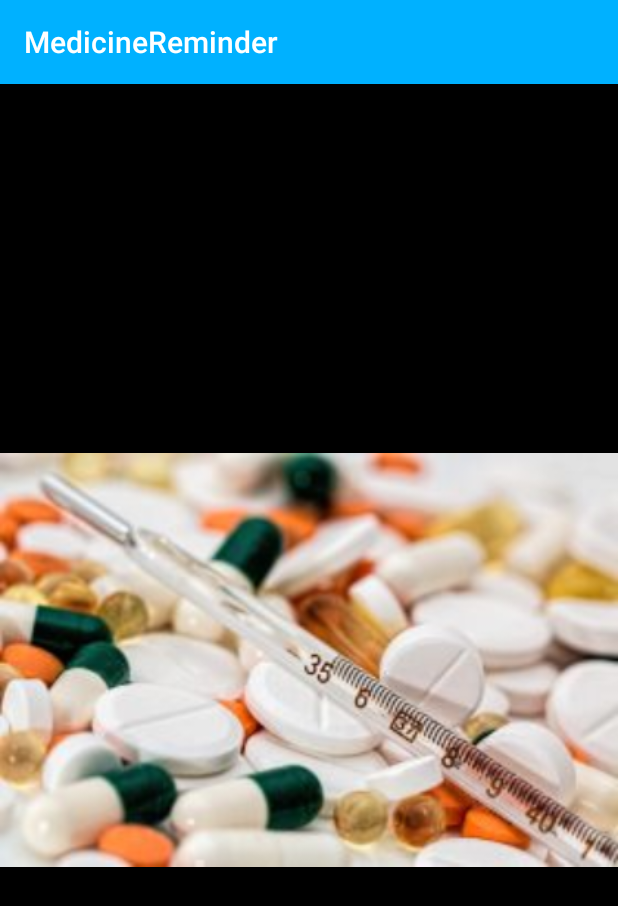
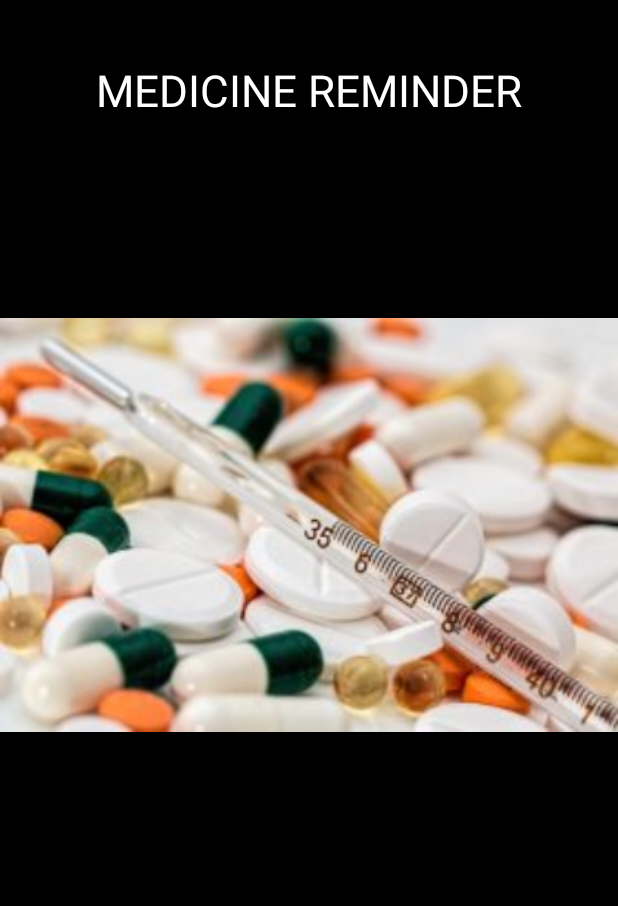
Before and after one commit to jiteshgoel/medical-reminder, an Android app: the SplashScreenActivity screen opened directly, with no data from a screen before it, on a phone screen of 412 x 824 dp. Shown: the top 906 px of the screen. Run offline under Robolectric (Android 15) with nearby library versions, the phone set to English and light mode, and no system bars.

Commit message:
Minor changes done

```diff
--- a/app/src/main/AndroidManifest.xml
+++ b/app/src/main/AndroidManifest.xml
@@ -21,7 +21,8 @@
                 <category android:name="android.intent.category.LAUNCHER" />
             </intent-filter>-->
         </activity>
-        <activity android:name=".Activities.SplashScreenActivity">
+        <activity android:name=".Activities.SplashScreenActivity"
+            android:theme="@style/Theme.AppCompat.NoActionBar">
             <intent-filter>
                 <action android:name="android.intent.action.MAIN" />
 
--- a/app/src/main/java/com/example/medicinereminder/medicinereminder/Activities/SplashScreenActivity.java
+++ b/app/src/main/java/com/example/medicinereminder/medicinereminder/Activities/SplashScreenActivity.java
@@ -16,6 +16,7 @@ public class SplashScreenActivity extends AppCompatActivity {
         super.onCreate(savedInstanceState);
         setContentView(R.layout.activity_splash_screen);
 
+
         new Handler().postDelayed(new Runnable(){
 
             @Override
--- a/app/src/main/res/layout/activity_splash_screen.xml
+++ b/app/src/main/res/layout/activity_splash_screen.xml
@@ -8,8 +8,17 @@
     tools:context="com.example.medicinereminder.medicinereminder.Activities.SplashScreenActivity">
 
     <ImageView
+        android:layout_width="500dp"
+        android:layout_height="700dp"
+        android:src="@drawable/thermometer"/>
+    <TextView
         android:layout_width="match_parent"
-        android:layout_height="match_parent"
-        android:src="@drawable/thermometer"/>
+        android:layout_height="wrap_content"
+        android:text="MEDICINE REMINDER"
+        android:textSize="29sp"
+        android:layout_marginTop="40dp"
+        android:textAlignment="center"
+        android:textColor="#ffffff"/>
+
 
 </RelativeLayout>
--- a/app/src/main/res/layout/list_item.xml
+++ b/app/src/main/res/layout/list_item.xml
@@ -29,14 +29,14 @@
             android:textColor="#3F51B5"
             android:textSize="20sp" />
 
-        <CheckBox
+        <ImageView
             android:id="@+id/checkBox"
             android:layout_width="0dp"
             android:layout_height="40dp"
             android:layout_gravity="center"
+            android:src="@drawable/success"
             android:layout_toRightOf="@+id/reminderDetails"
-            android:layout_weight="1"
-            android:button="@layout/checkbox_background" />
+            android:layout_weight="1" />
 
         <LinearLayout
             android:layout_width="wrap_content"
```
Also changed, not shown: app/src/main/java/com/example/medicinereminder/medicinereminder/Activities/MainActivity.java (+14 -9 lines), app/src/main/java/com/example/medicinereminder/medicinereminder/Adapters/TaskAdapter.java (+20 -1 lines), app/src/main/java/com/example/medicinereminder/medicinereminder/Utils/AlarmReceiver.java (+46 -5 lines), app/src/main/res/layout/custom_notification.xml (+5 -6 lines).
